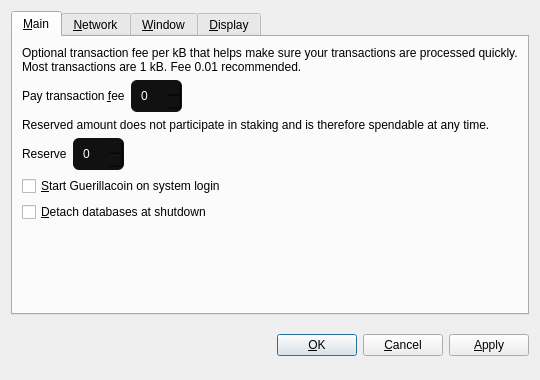
Before: the Qt Designer form src/qt/forms/optionsdialog.ui in NobleCoinNOBL/noblecoin, drawn with Qt 5.
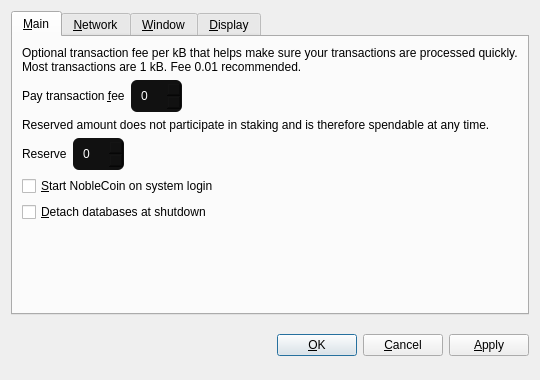
After: the same form once the commit is applied. The open tabs and pages were chosen to show the change. Icons and pictures are not drawn. Custom widgets are drawn as their Qt base class.

Commit message: Design Coin Name Misses (Thank you GUE for the colour scheme)

```diff
--- a/src/qt/forms/optionsdialog.ui
+++ b/src/qt/forms/optionsdialog.ui
@@ -489,7 +489,7 @@
           <string>Automatically start Guerillacoin after logging in to the system.</string>
          </property>
          <property name="text">
-          <string>&amp;Start Guerillacoin on system login</string>
+          <string>&amp;Start NobleCoin on system login</string>
          </property>
         </widget>
        </item>
```
Left out of the diff: 10 changed lines with no effect on the pictures. The commit also changes 1 other file.
